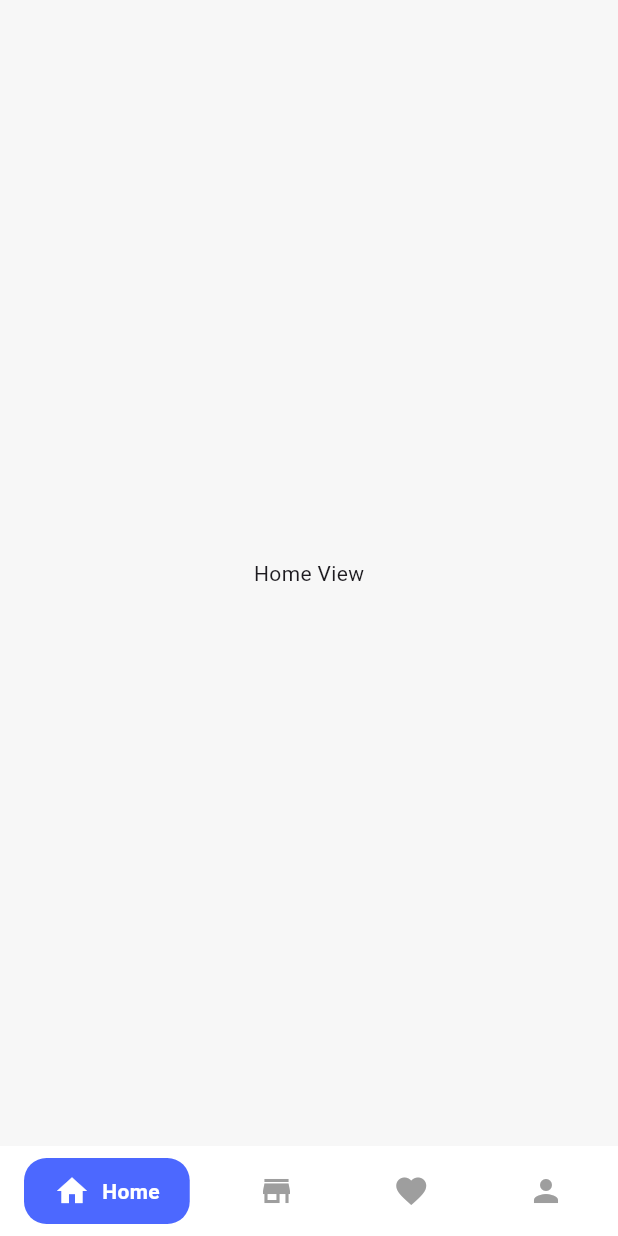
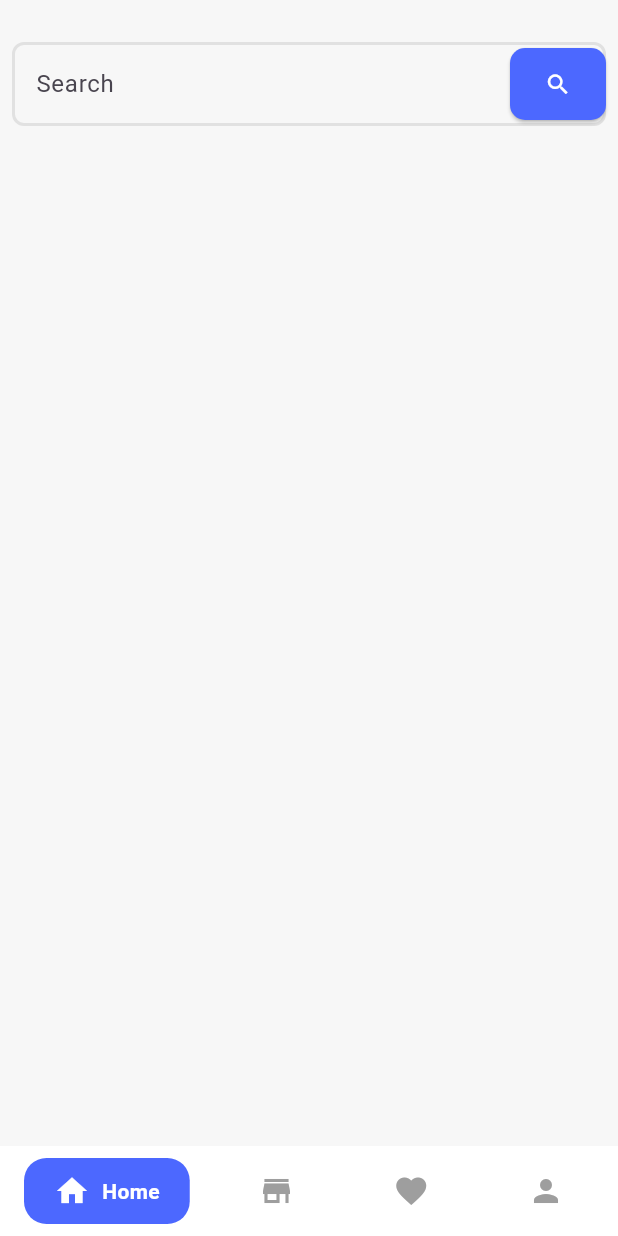
Before and after one commit to AmrElzohairy/online_market, a Flutter app: the MainViews screen opened directly, on a phone screen of 412 x 824 dp. Run offline on Flutter 3.47's test engine with Material 3 defaults, Android fonts, the phone set to English and light mode, and no system bars; drawn by our look-alikes of google_nav_bar.

Commit message:
add search field

```diff
--- /dev/null
+++ b/lib/core/widgets/custom_search_field.dart
@@ -0,0 +1,25 @@
+import 'package:flutter/material.dart';
+import 'package:online_market/core/theme/app_colors.dart';
+import 'package:online_market/views/auth/ui/widgets/custom_text_form_field.dart';
+
+class CustomSearchField extends StatelessWidget {
+  const CustomSearchField({super.key});
+
+  @override
+  Widget build(BuildContext context) {
+    return CustomTextFormField(
+      labelText: "Search",
+      suffIcon: ElevatedButton.icon(
+        onPressed: () {},
+        style: ElevatedButton.styleFrom(
+          backgroundColor: AppColors.kPrimaryColor,
+          shape: const RoundedRectangleBorder(
+            borderRadius: BorderRadius.all(Radius.circular(10)),
+          ),
+          padding: const EdgeInsets.all(8),
+        ),
+        label: const Icon(Icons.search, color: Colors.white),
+      ),
+    );
+  }
+}
--- a/lib/main.dart
+++ b/lib/main.dart
@@ -1,5 +1,5 @@
 import 'package:flutter/material.dart';
-import 'package:online_market/core/app_colors.dart';
+import 'package:online_market/core/theme/app_colors.dart';
 import 'package:online_market/views/auth/ui/login_view.dart';
 
 void main() {
--- a/lib/views/auth/ui/login_view.dart
+++ b/lib/views/auth/ui/login_view.dart
@@ -5,7 +5,7 @@ import 'package:online_market/views/auth/ui/widgets/custom_text_form_field.dart'
 import 'package:online_market/views/auth/ui/widgets/custom_text_with_arrow_button.dart';
 import 'package:online_market/views/nav_bar/ui/main_home_view.dart';
 
-import '../../../core/navigation_functions.dart';
+import '../../../core/helpers/navigation_functions.dart';
 import 'forgot_password_view.dart';
 
 class LoginView extends StatelessWidget {
--- a/lib/views/auth/ui/widgets/custom_button.dart
+++ b/lib/views/auth/ui/widgets/custom_button.dart
@@ -1,6 +1,6 @@
 import 'package:flutter/material.dart';
 
-import '../../../../core/app_colors.dart';
+import '../../../../core/theme/app_colors.dart';
 
 class CustomEvButton extends StatelessWidget {
   const CustomEvButton({super.key, required this.text, required this.onTap});
--- a/lib/views/auth/ui/widgets/custom_text_button.dart
+++ b/lib/views/auth/ui/widgets/custom_text_button.dart
@@ -1,6 +1,6 @@
 import 'package:flutter/material.dart';
 
-import '../../../../core/app_colors.dart';
+import '../../../../core/theme/app_colors.dart';
 
 class CustomTextButton extends StatelessWidget {
   const CustomTextButton({super.key, required this.text, this.onTap});
--- a/lib/views/auth/ui/widgets/custom_text_form_field.dart
+++ b/lib/views/auth/ui/widgets/custom_text_form_field.dart
@@ -1,6 +1,6 @@
 import 'package:flutter/material.dart';
 
-import '../../../../core/app_colors.dart';
+import '../../../../core/theme/app_colors.dart';
 
 class CustomTextFormField extends StatelessWidget {
   const CustomTextFormField({
--- a/lib/views/auth/ui/widgets/custom_text_with_arrow_button.dart
+++ b/lib/views/auth/ui/widgets/custom_text_with_arrow_button.dart
@@ -1,5 +1,5 @@
 import 'package:flutter/material.dart';
-import 'package:online_market/core/app_colors.dart';
+import 'package:online_market/core/theme/app_colors.dart';
 
 class CustomTextWithArrowButton extends StatelessWidget {
   const CustomTextWithArrowButton({super.key, required this.text, this.onTap});
--- a/lib/views/home/ui/home_view.dart
+++ b/lib/views/home/ui/home_view.dart
@@ -1,15 +1,16 @@
 import 'package:flutter/material.dart';
+import 'package:online_market/core/widgets/custom_search_field.dart';
 
 class HomeView extends StatelessWidget {
   const HomeView({super.key});
 
   @override
   Widget build(BuildContext context) {
-    return const Column(
-      mainAxisAlignment: MainAxisAlignment.center,
-      children: [
-        Center(child: Text("Home View")),
-      ],
+    return Padding(
+      padding: const EdgeInsets.all(8.0),
+      child: ListView(
+        children: [const SizedBox(height: 20), const CustomSearchField()],
+      ),
     );
   }
 }
--- a/lib/views/nav_bar/ui/main_home_view.dart
+++ b/lib/views/nav_bar/ui/main_home_view.dart
@@ -1,6 +1,6 @@
 import 'package:flutter/material.dart';
 import 'package:google_nav_bar/google_nav_bar.dart';
-import 'package:online_market/core/app_colors.dart';
+import 'package:online_market/core/theme/app_colors.dart';
 import 'package:online_market/views/favorites/ui/favorites_view.dart';
 import 'package:online_market/views/home/ui/home_view.dart';
 import 'package:online_market/views/profile/ui/profile_view.dart';
```
Also changed, not shown: lib/core/helpers/navigation_functions.dart (renamed from lib/core/navigation_functions.dart), lib/core/theme/app_colors.dart (renamed from lib/core/app_colors.dart).
